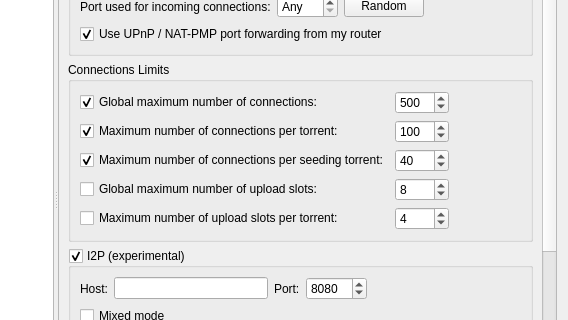
This is src/gui/optionsdialog.ui in qbittorrent/qBittorrent as Qt 5 draws it before an edit; both pictures show x 211 to 779 and y 83 to 403 of the 779 by 591 pixel window. The edited form follows.
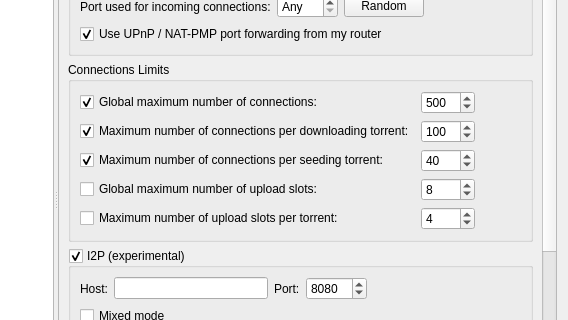
This is the edited form. The open tabs and pages were chosen to show the change. Custom widgets are drawn as their Qt base class.

What changed in the file:
```diff
--- a/src/gui/optionsdialog.ui
+++ b/src/gui/optionsdialog.ui
@@ -1912,7 +1912,7 @@
                <item row="1" column="0">
                 <widget class="QCheckBox" name="checkMaxConnectionsPerDownloadingTorrent">
                  <property name="text">
-                  <string>Maximum number of connections per torrent:</string>
+                  <string>Maximum number of connections per downloading torrent:</string>
                  </property>
                  <property name="checked">
                   <bool>true</bool>
```
